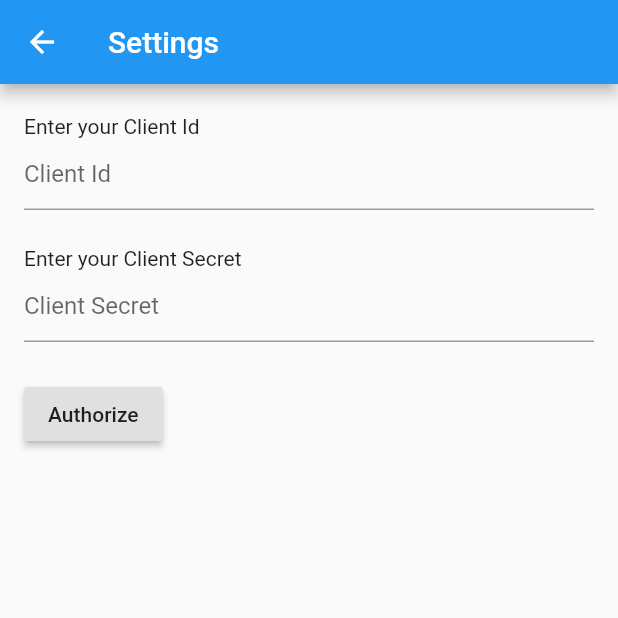
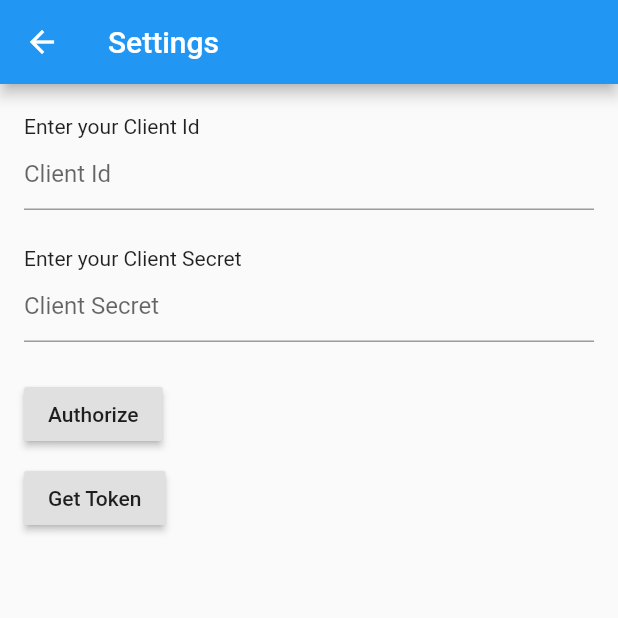
Before and after one commit to darekbx/allegro-observer, a Flutter app: the SettingsPage screen opened by its route, after a tap on "Authorize", on a phone screen of 412 x 824 dp, the top half of it. Run offline on Flutter 3.47's test engine with Material 2 defaults, Android fonts, the phone set to English and light mode, and no system bars; our stand-ins replace cloud_firestore, shared_preferences, sqflite; missing offline and left inert: flutter_webview_plugin; accounts and stored records are empty.

Commit message:
Added bearer authorization for categories

```diff
--- a/lib/allegro/allegro_categories.dart
+++ b/lib/allegro/allegro_categories.dart
@@ -4,15 +4,20 @@ import 'dart:convert';
 import 'dart:io';
 import 'package:allegro_observer/allegro/model/category_wrapper.dart';
 import 'allegro_base.dart';
+import 'package:allegro_observer/repository/local/local_storage.dart';
 
 class AllegroCategories {
-  final String CATEGORIES_ENDPOINT = "/categories?parent.id=";
+  final String CATEGORIES_ENDPOINT = "/sale/categories?parent.id=";
 
+  var _localStorage = LocalStorage();
   Future<CategoryWrapper> getMainCategories() async => getCategories(CATEGORY_PARENT_ID);
 
   Future<CategoryWrapper> getCategories(String parentId) async {
+    var token = await _localStorage.getAuthToken();
     var address = API_URL + CATEGORIES_ENDPOINT + parentId;
-    var headers =  { "Accept": "application/vnd.allegro.public.v1+json" };
+    var headers =  {
+      "Content-Type": "application/vnd.allegro.public.v1+json",
+      "Authorization": "Bearer $token" };
     var response = await http.get(address, headers: headers);
     if (response.statusCode == HttpStatus.ok) {
       var jsonMap = json.decode(response.body);
--- a/lib/allegro/model/category_wrapper.dart
+++ b/lib/allegro/model/category_wrapper.dart
@@ -8,7 +8,7 @@ class CategoryWrapper {
   CategoryWrapper(this.parent, this.categories);
 
   CategoryWrapper.fromJson(Map<String, dynamic> json)
-      : parent = Parent.fromJson(json['parent']),
+      : parent = json['parent'] != null ? Parent.fromJson(json['parent']) : null,
         categories = (json['categories'] as List).map((item) =>
             Category.fromJson(item)).toList();
 }
--- a/lib/repository/local/database_provider.dart
+++ b/lib/repository/local/database_provider.dart
@@ -86,7 +86,6 @@ class DatabaseProvider {
 
   Future<List<Filter>> fetchFilters() async {
     List<Map> maps = await _db.query(_filterTableName);
-    print(maps);
     if (maps.length > 0) {
       return maps.map((map) => Filter.fromMap(map)).toList();
     }
--- a/lib/settings_page.dart
+++ b/lib/settings_page.dart
@@ -32,7 +32,7 @@ class _SettingsState extends State<SettingsPage> {
       });
       _clientSecretFocusNode.addListener(() {
         setState(() {
-          _clientSecretValidation =_clientSecretInputController.text.isEmpty;
+          _clientSecretValidation = _clientSecretInputController.text.isEmpty;
         });
       });
       _clientIdInputController.addListener(() {
@@ -64,7 +64,8 @@ class _SettingsState extends State<SettingsPage> {
   Widget build(BuildContext context) {
     return Scaffold(
         appBar: AppBar(title: Text("Settings")),
-        body: Padding(
+        body: Builder(
+            builder: (scaffoldContext) => Padding(
                 padding: EdgeInsets.all(16),
                 child: Column(
                   crossAxisAlignment: CrossAxisAlignment.start,
@@ -80,16 +81,22 @@ class _SettingsState extends State<SettingsPage> {
                     Padding(
                         child: RaisedButton(
                             child: Text("Authorize"),
-                        onPressed: () => _authorize(context)),
+                            onPressed: () => _authorize()),
                         padding: EdgeInsets.only(top: 24)),
+                    Padding(
+                        child: RaisedButton(
+                            child: Text("Get Token"),
+                            onPressed: () => _getToken(scaffoldContext)),
+                        padding: EdgeInsets.only(top: 8)),
                   ],
-            )));
+                ))));
   }
 
   Widget showClientIdInput() {
     var decoration;
     if (_clientIdValidation) {
-      decoration = InputDecoration(hintText: "Client Id", errorText: "Value should not be empty");
+      decoration = InputDecoration(
+          hintText: "Client Id", errorText: "Value should not be empty");
     } else {
       decoration = InputDecoration(hintText: "Client Id");
     }
@@ -104,7 +111,8 @@ class _SettingsState extends State<SettingsPage> {
   Widget showClientSecretInput() {
     var decoration;
     if (_clientSecretValidation) {
-      decoration = InputDecoration(hintText: "Client Secret", errorText: "Value should not be empty");
+      decoration = InputDecoration(
+          hintText: "Client Secret", errorText: "Value should not be empty");
     } else {
       decoration = InputDecoration(hintText: "Client Secret");
     }
@@ -115,11 +123,20 @@ class _SettingsState extends State<SettingsPage> {
       focusNode: _clientSecretFocusNode,
     );
   }
-  void _authorize(BuildContext context) async {
+
+  void _getToken(BuildContext context) async {
+    var authenticator = Authenticator(
+        _clientIdInputController.text, _clientSecretInputController.text);
+    var token = await authenticator.getToken();
+    _localStorage.setAuthToken(token);
+
+    Scaffold.of(context).showSnackBar(SnackBar(
+        content: Text('Token saved.')));
+  }
+
+  void _authorize() async {
     if (_clientIdInputController.text.isEmpty ||
         _clientSecretInputController.text.isEmpty) {
-      Scaffold.of(context).showSnackBar(SnackBar(
-          content: Text('ClientId and ClientSecret should be not empty.')));
       return;
     }
 
```
Also changed, not shown: lib/allegro/authenticator.dart (+17 -0 lines), lib/counter_widget.dart (+6 -4 lines), lib/repository/local/local_storage.dart (+9 -0 lines). Lines whose indentation alone changed are shown as unchanged.
